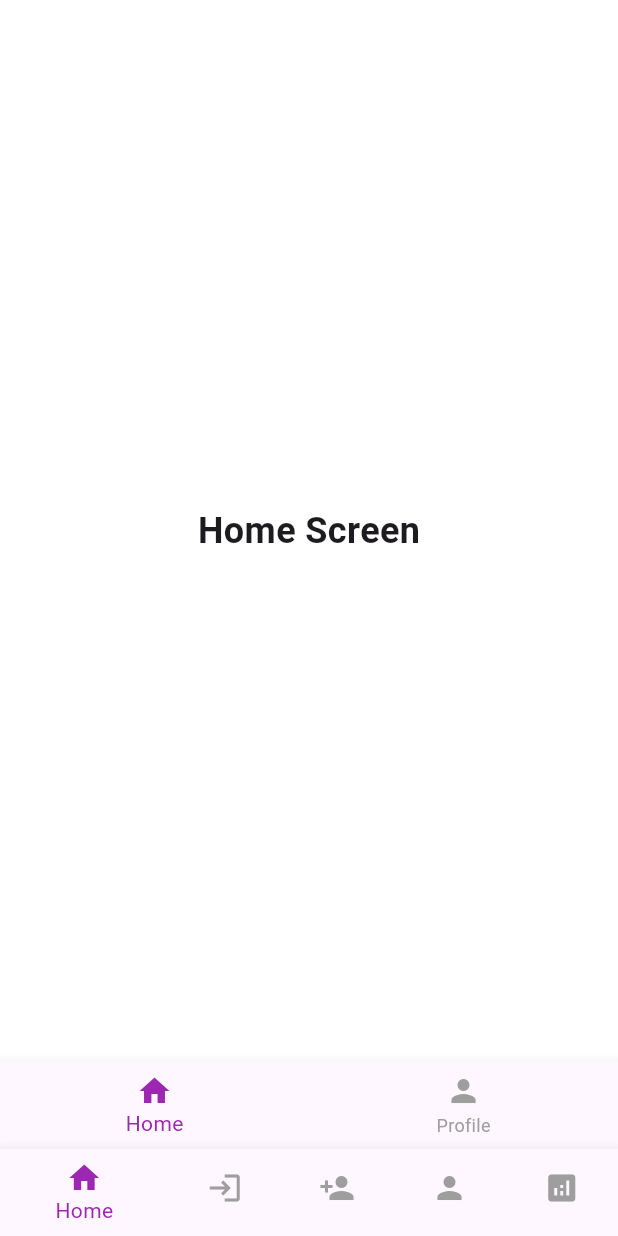
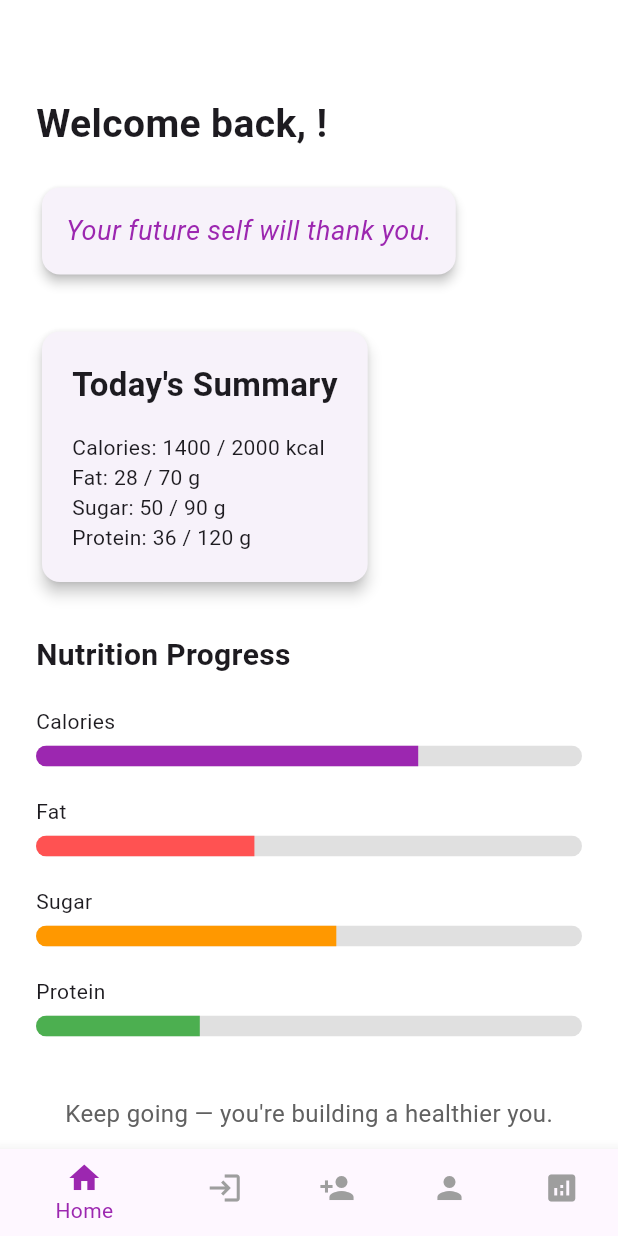
Before and after one commit to Cs3541/Eat-Right-GroupMeep, a Flutter app: the screen it shows once a user with an empty profile is signed in, on a phone screen of 412 x 824 dp. Run offline on Flutter 3.47's test engine with Material 3 defaults, Android fonts, the phone set to English and light mode, and no system bars; our stand-ins replace cloud_firestore, firebase_auth, firebase_core, firebase_database; accounts and stored records are empty.

Commit message:
Gabi's updated home screen and added dependencies

```diff
--- a/lib/home_screen.dart
+++ b/lib/home_screen.dart
@@ -1,56 +1,158 @@
+import 'package:flutter/material.dart';
+import '../presenters/auth_presenter.dart';
 
-import 'package:flutter/material.dart';
-import 'views/profile_screen.dart';
-
-class HomeScreen extends StatefulWidget {
+class HomeScreen extends StatelessWidget {
   const HomeScreen({super.key});
 
-  @override
-  State<HomeScreen> createState() => _HomeScreenState();
+  String _motivation() {
+    final messages = [
+      "Keep going, you're doing great!",
+      "Consistency beats perfection.",
+      "Have a healthy day!",
+      "You’re doing better than you think.",
+      "Your future self will thank you.",
+    ];
+    messages.shuffle();
+    return messages.first;
   }
 
-class _HomeScreenState extends State<HomeScreen> {
-  int _selectedIndex = 0;
+  @override
+  Widget build(BuildContext context) {
+    final presenter = AuthPresenter();
+    final email = presenter.getCurrentUserEmail() ?? "Guest";
 
-  // Add future screens to this list.
-  late final List<Widget> _screens = [
-    const Center(
-      child: Text(
-        'Home Screen',
-        style: TextStyle(
-          fontSize: 24,
+    // Example progress values (replace with real data later)
+    final calories = 0.70;
+    final fat = 0.40;
+    final sugar = 0.55;
+    final protein = 0.30;
+
+    return Scaffold(
+      backgroundColor: Colors.white,
+      body: SingleChildScrollView(
+        padding: const EdgeInsets.all(24),
+        child: Column(
+          crossAxisAlignment: CrossAxisAlignment.start,
+          children: [
+            const SizedBox(height: 40),
+
+            // Welcome message
+            Text(
+              "Welcome back, $email!",
+              style: const TextStyle(
+                fontSize: 26,
                 fontWeight: FontWeight.bold,
               ),
             ),
+
+            const SizedBox(height: 20),
+
+            // Motivational quote card
+            Card(
+              elevation: 3,
+              shape: RoundedRectangleBorder(
+                borderRadius: BorderRadius.circular(12),
               ),
-     ProfileScreen(),
-  ];
+              child: Padding(
+                padding: const EdgeInsets.all(16),
+                child: Text(
+                  _motivation(),
+                  style: const TextStyle(
+                    fontSize: 18,
+                    fontStyle: FontStyle.italic,
+                    color: Colors.purple,
+                  ),
+                ),
+              ),
+            ),
 
-  @override
-  Widget build(BuildContext context) {
-    return Scaffold(
-      backgroundColor: Colors.white,
-      body: _screens[_selectedIndex],
-      bottomNavigationBar: BottomNavigationBar(
-        currentIndex: _selectedIndex,
-        onTap: (index) {
-          setState(() {
-            _selectedIndex = index;
-          });
-        },
-        selectedItemColor: Colors.purple,
-        unselectedItemColor: Colors.grey,
-        items: const [
-          BottomNavigationBarItem(
-            icon: Icon(Icons.home),
-            label: 'Home',
+            const SizedBox(height: 30),
+
+            // Today's Summary Card
+            Card(
+              elevation: 4,
+              shape: RoundedRectangleBorder(
+                borderRadius: BorderRadius.circular(12),
               ),
-          BottomNavigationBarItem(
-            icon: Icon(Icons.person),
-            label: 'Profile',
+              child: Padding(
+                padding: const EdgeInsets.all(20),
+                child: Column(
+                  crossAxisAlignment: CrossAxisAlignment.start,
+                  children: [
+                    const Text(
+                      "Today's Summary",
+                      style: TextStyle(
+                        fontSize: 22,
+                        fontWeight: FontWeight.w600,
+                      ),
+                    ),
+                    const SizedBox(height: 16),
+                    Text("Calories: ${(calories * 2000).round()} / 2000 kcal"),
+                    Text("Fat: ${(fat * 70).round()} / 70 g"),
+                    Text("Sugar: ${(sugar * 90).round()} / 90 g"),
+                    Text("Protein: ${(protein * 120).round()} / 120 g"),
+                  ],
+                ),
+              ),
+            ),
+
+            const SizedBox(height: 30),
+
+            const Text(
+              "Nutrition Progress",
+              style: TextStyle(
+                fontSize: 20,
+                fontWeight: FontWeight.w600,
+              ),
+            ),
+
+            const SizedBox(height: 20),
+
+            // Progress Bars
+            _buildProgressBar("Calories", calories, Colors.purple),
+            const SizedBox(height: 20),
+
+            _buildProgressBar("Fat", fat, Colors.redAccent),
+            const SizedBox(height: 20),
+
+            _buildProgressBar("Sugar", sugar, Colors.orange),
+            const SizedBox(height: 20),
+
+            _buildProgressBar("Protein", protein, Colors.green),
+
+            const SizedBox(height: 40),
+
+            Center(
+              child: Text(
+                "Keep going — you're building a healthier you.",
+                style: TextStyle(
+                  fontSize: 16,
+                  color: Colors.grey.shade700,
+                ),
+              ),
             ),
           ],
         ),
+      ),
+    );
+  }
+
+  Widget _buildProgressBar(String label, double percent, Color color) {
+    return Column(
+      crossAxisAlignment: CrossAxisAlignment.start,
+      children: [
+        Text(label),
+        const SizedBox(height: 6),
+        ClipRRect(
+          borderRadius: BorderRadius.circular(8),
+          child: LinearProgressIndicator(
+            value: percent,
+            minHeight: 14,
+            backgroundColor: Colors.grey.shade300,
+            color: color,
+          ),
+        ),
+      ],
     );
   }
 }
--- a/pubspec.yaml
+++ b/pubspec.yaml
@@ -38,6 +38,7 @@ dependencies:
   # Use with the CupertinoIcons class for iOS style icons.
   cupertino_icons: ^1.0.8
   cloud_firestore: ^5.6.12
+  firebase_database: ^11.3.10
 
 dev_dependencies:
   flutter_test:
```
Also changed, not shown: pubspec.lock, 1 other file. Lines whose indentation alone changed are shown as unchanged.
